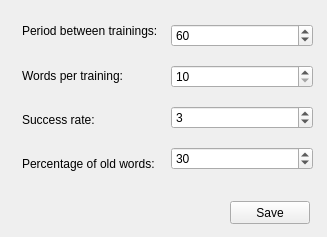
Old version of the form settings.ui in the repository lelika1/disturber.
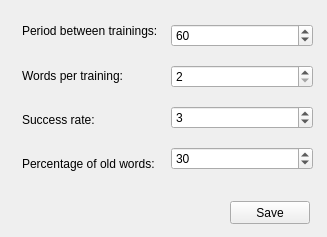
New version of the form.

Commit message: Fixed minimum words count.

Patch:
```diff
--- a/settings.ui
+++ b/settings.ui
@@ -19,7 +19,7 @@
   <property name="windowTitle">
    <string>Settings</string>
   </property>
-  <widget class="QWidget" name="">
+  <widget class="QWidget" name="layoutWidget">
    <property name="geometry">
     <rect>
      <x>22</x>
@@ -85,7 +85,7 @@
       <item>
        <widget class="QSpinBox" name="wordsCountBox">
         <property name="minimum">
-         <number>10</number>
+         <number>2</number>
         </property>
         <property name="maximum">
          <number>100</number>
```
Left out of the diff: 2 changed lines with no effect on the pictures.
